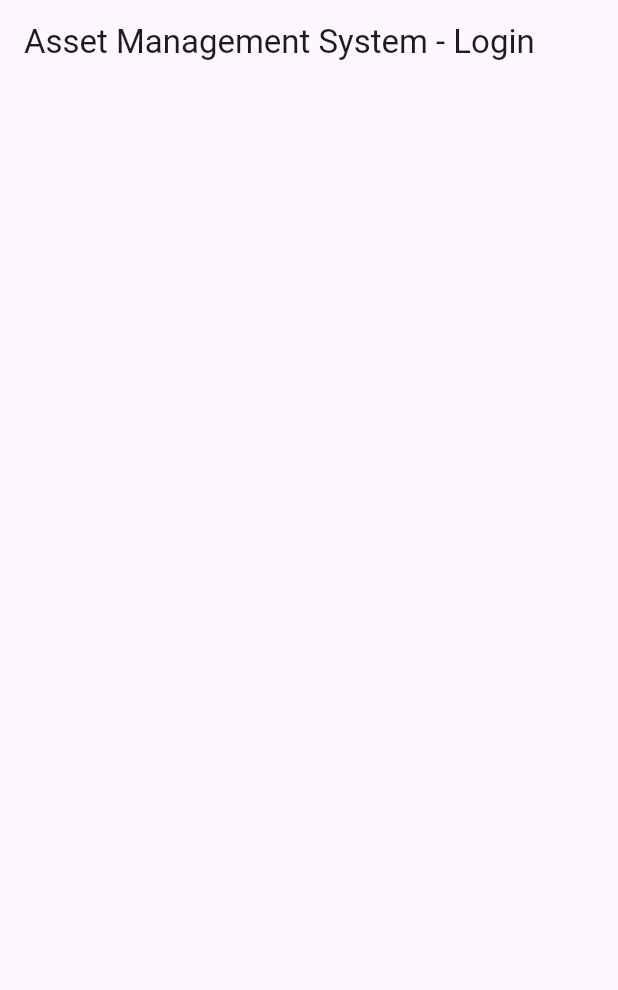
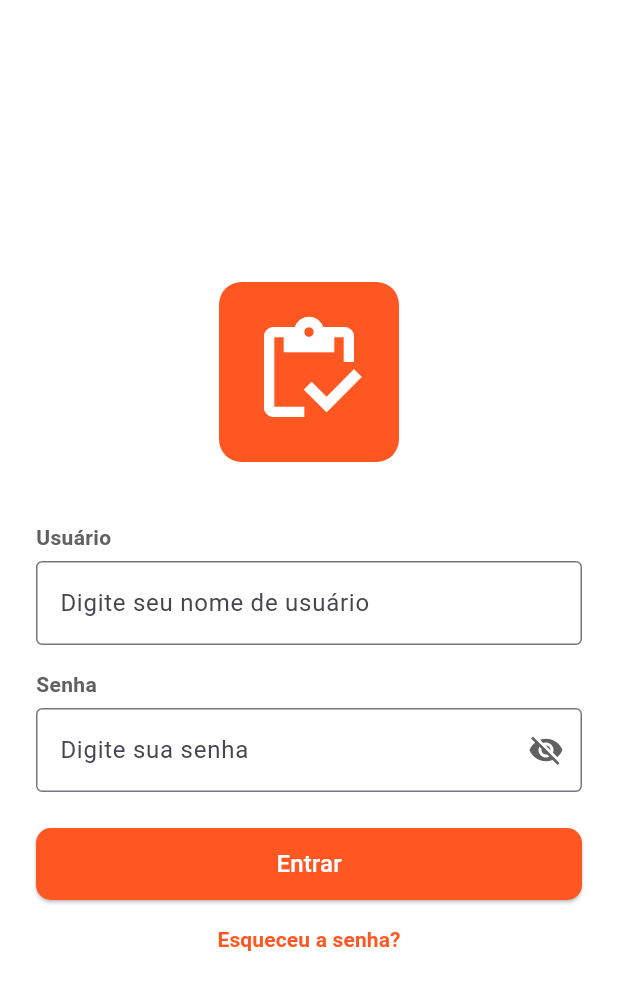
Before and after one commit to mathe-u/asset-management-system-app, a Flutter app: the screen it shows after launch, on a phone screen of 412 x 824 dp. Shown: the top 990 px of the screen. Run offline on Flutter 3.47's test engine with Material 3 defaults, Android fonts, the phone set to English and light mode, and no system bars; our stand-ins replace shared_preferences; accounts and stored records are empty.

Commit message:
add login feature

```diff
--- a/lib/screens/login_screen.dart
+++ b/lib/screens/login_screen.dart
@@ -1,3 +1,6 @@
+import 'package:assets_app/screens/main_asset_screen.dart';
+import 'package:assets_app/services/api_service.dart';
+import 'package:assets_app/services/storage_service.dart';
 import 'package:flutter/material.dart';
 
 class LoginScreen extends StatefulWidget {
@@ -10,18 +13,166 @@ class LoginScreen extends StatefulWidget {
 }
 
 class _LoginScreenState extends State<LoginScreen> {
-  final TextEditingController _username = TextEditingController();
-  final TextEditingController _password = TextEditingController();
+  final TextEditingController _usernameController = TextEditingController();
+  final TextEditingController _passwordController = TextEditingController();
   bool _isLoading = false;
+  bool _obscurePassword = true;
+
+  void _login() async {
+    if (_usernameController.text.trim().isEmpty &&
+        _passwordController.text.trim().isEmpty) {
+      ScaffoldMessenger.of(context).showSnackBar(
+        const SnackBar(content: Text('Por favor, insira as credencias')),
+      );
+    }
+
+    setState(() => _isLoading = true);
+
+    try {
+      final username = _usernameController.text.trim();
+      final password = _passwordController.text.trim();
+
+      ApiService.setUsername(username);
+      ApiService.setPassword(password);
+
+      String token = await ApiService.login();
+
+      // await StorageService.saveToken(token);
+      if (token.isNotEmpty) {
+        await StorageService.saveToken(token);
+      }
+
+      if (mounted) {
+        Navigator.of(context).pushReplacement(
+          MaterialPageRoute(builder: (context) => const MainAssetScreen()),
+        );
+      }
+    } catch (e) {
+      if (mounted) {
+        ScaffoldMessenger.of(
+          context,
+        ).showSnackBar(SnackBar(content: Text('Erro na autenticação: $e')));
+      }
+    }
+  }
 
   @override
   Widget build(BuildContext context) {
+    final Color? labelColor = Colors.grey[700];
+
     return Scaffold(
-      appBar: AppBar(title: const Text('Asset Management System - Login')),
+      backgroundColor: Colors.white,
       body: Padding(
-        padding: const EdgeInsets.all(16.0),
-        child: Column(mainAxisAlignment: MainAxisAlignment.center),
+        padding: const EdgeInsets.all(24.0),
+        child: Column(
+          mainAxisAlignment: MainAxisAlignment.center,
+          children: [
+            Container(
+              padding: const EdgeInsets.all(20),
+              decoration: BoxDecoration(
+                color: Colors.deepOrange,
+                borderRadius: BorderRadius.circular(15),
+              ),
+              child: const Icon(
+                Icons.inventory_outlined,
+                size: 80,
+                color: Colors.white,
+              ),
+            ),
+            const SizedBox(height: 40),
+            Align(
+              alignment: Alignment.centerLeft,
+              child: Text(
+                'Usuário',
+                style: TextStyle(
+                  fontWeight: FontWeight.bold,
+                  color: labelColor,
+                ),
+              ),
+            ),
+            const SizedBox(height: 6),
+            TextField(
+              controller: _usernameController,
+              decoration: const InputDecoration(
+                labelText: 'Digite seu nome de usuário',
+                border: OutlineInputBorder(),
+              ),
+            ),
+            const SizedBox(height: 16),
+            Align(
+              alignment: Alignment.centerLeft,
+              child: Text(
+                'Senha',
+                style: TextStyle(
+                  fontWeight: FontWeight.bold,
+                  color: labelColor,
+                ),
+              ),
+            ),
+            const SizedBox(height: 6),
+            TextField(
+              controller: _passwordController,
+              decoration: InputDecoration(
+                labelText: 'Digite sua senha',
+                border: OutlineInputBorder(),
+                suffixIcon: IconButton(
+                  onPressed: () {
+                    setState(() {
+                      _obscurePassword = !_obscurePassword;
+                    });
+                  },
+                  icon: Icon(
+                    _obscurePassword ? Icons.visibility_off : Icons.visibility,
+                    color: labelColor,
+                  ),
+                ),
+              ),
+              obscureText: _obscurePassword,
+            ),
+            const SizedBox(height: 24),
+            SizedBox(
+              width: double.infinity,
+              height: 48,
+              child: ElevatedButton(
+                style: ElevatedButton.styleFrom(
+                  backgroundColor: Colors.deepOrange,
+                  shape: RoundedRectangleBorder(
+                    borderRadius: BorderRadius.circular(10),
+                  ),
+                ),
+                onPressed: _isLoading ? null : _login,
+                child: _isLoading
+                    ? const CircularProgressIndicator(color: Colors.white)
+                    : const Text(
+                        'Entrar',
+                        style: TextStyle(color: Colors.white, fontSize: 16),
+                      ),
+              ),
+            ),
+            const SizedBox(height: 16),
+            Align(
+              alignment: Alignment.center,
+              child: TextButton(
+                onPressed: () {},
+                style: TextButton.styleFrom(
+                  padding: EdgeInsets.zero,
+                  minimumSize: const Size(0, 0),
+                  tapTargetSize: MaterialTapTargetSize.shrinkWrap,
+                ),
+                child: const Text(
+                  'Esqueceu a senha?',
+                  style: TextStyle(
+                    color: Colors.deepOrange,
+                    fontWeight: FontWeight.w600,
+                  ),
+                ),
+              ),
+            ),
+          ],
+        ),
       ),
     );
   }
 }
+
+// Color(0xFFEA2831)
```
Also changed, not shown: lib/screens/main_asset_screen.dart (added, +21 -0 lines), lib/services/api_service.dart (+31 -1 lines), 1 other file.
